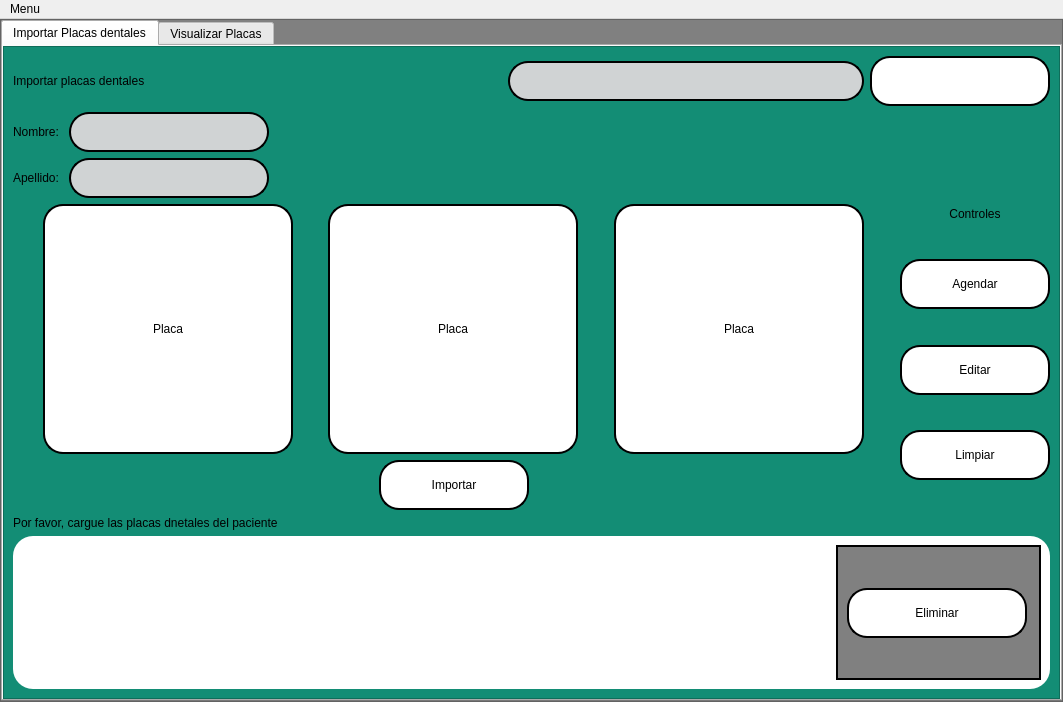
This is interfaces/placas(nueva).ui in Reinaldito04/App-Consultas-y-Historias-Medicas as Qt 5 draws it before an edit. The edited form follows.
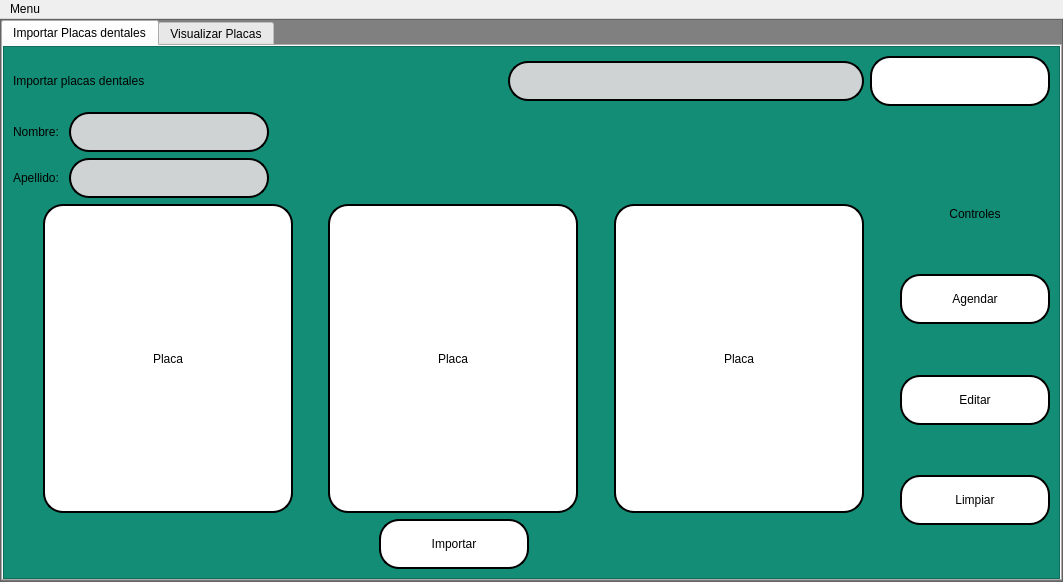
This is the edited form. The open tabs and pages were chosen to show the change. Icons and pictures are not drawn.

Commit message: AGG modal para las placas, donde se visualiza la imagen. Cambios: Ajusatr dimensiones del modal

Patch:
```diff
--- a/interfaces/placas(nueva).ui
+++ b/interfaces/placas(nueva).ui
@@ -7,7 +7,7 @@
     <x>0</x>
     <y>0</y>
     <width>1063</width>
-    <height>702</height>
+    <height>582</height>
    </rect>
   </property>
   <property name="windowTitle">
@@ -628,182 +628,6 @@
                 </item>
                </layout>
               </item>
-              <item>
-               <layout class="QHBoxLayout" name="horizontalLayout_24">
-                <item>
-                 <widget class="QLabel" name="label_9">
-                  <property name="text">
-                   <string>Por favor, cargue las placas dnetales del paciente</string>
-                  </property>
-                 </widget>
-                </item>
-               </layout>
-              </item>
-              <item>
-               <widget class="QFrame" name="frame_9">
-                <property name="styleSheet">
-                 <string notr="true">QFrame{
-background-color:white;
-border-radius:20px;
-}</string>
-                </property>
-                <property name="frameShape">
-                 <enum>QFrame::StyledPanel</enum>
-                </property>
-                <property name="frameShadow">
-                 <enum>QFrame::Raised</enum>
-                </property>
-                <layout class="QHBoxLayout" name="horizontalLayout_27">
-                 <item>
-                  <widget class="QTableWidget" name="tableWidget_3">
-                   <property name="minimumSize">
-                    <size>
-                     <width>800</width>
-                     <height>0</height>
-                    </size>
-                   </property>
-                   <property name="maximumSize">
-                    <size>
-                     <width>800</width>
-                     <height>16777215</height>
-                    </size>
-                   </property>
-                   <attribute name="horizontalHeaderVisible">
-                    <bool>false</bool>
-                   </attribute>
-                   <attribute name="horizontalHeaderCascadingSectionResizes">
-                    <bool>false</bool>
-                   </attribute>
-                   <attribute name="horizontalHeaderDefaultSectionSize">
-                    <number>111</number>
-                   </attribute>
-                   <column>
-                    <property name="text">
-                     <string>ID_Placa</string>
-                    </property>
-                   </column>
-                   <column>
-                    <property name="text">
-                     <string>Cedula_P</string>
-                    </property>
-                   </column>
-                   <column>
-                    <property name="text">
-                     <string>Nombre_P</string>
-                    </property>
-                   </column>
-                   <column>
-                    <property name="text">
-                     <string>Apellido_P</string>
-                    </property>
-                   </column>
-                   <column>
-                    <property name="text">
-                     <string>Placa 1</string>
-                    </property>
-                   </column>
-                   <column>
-                    <property name="text">
-                     <string>Placa 2</string>
-                    </property>
-                   </column>
-                   <column>
-                    <property name="text">
-                     <string>PLaca 3</string>
-                    </property>
-                   </column>
-                  </widget>
-                 </item>
-                 <item>
-                  <spacer name="horizontalSpacer_25">
-                   <property name="orientation">
-                    <enum>Qt::Horizontal</enum>
-                   </property>
-                   <property name="sizeHint" stdset="0">
-                    <size>
-                     <width>40</width>
-                     <height>20</height>
-                    </size>
-                   </property>
-                  </spacer>
-                 </item>
-                 <item>
-                  <widget class="QFrame" name="frame_10">
-                   <property name="minimumSize">
-                    <size>
-                     <width>205</width>
-                     <height>0</height>
-                    </size>
-                   </property>
-                   <property name="styleSheet">
-                    <string notr="true">QFrame{
-background-color:gray;
-border-radius: 0px;
-border: 2px solid rgb(0,0,0);
-}</string>
-                   </property>
-                   <property name="frameShape">
-                    <enum>QFrame::StyledPanel</enum>
-                   </property>
-                   <property name="frameShadow">
-                    <enum>QFrame::Raised</enum>
-                   </property>
-                   <layout class="QVBoxLayout" name="verticalLayout_28">
-                    <item>
-                     <layout class="QVBoxLayout" name="verticalLayout_29">
-                      <item>
-                       <spacer name="verticalSpacer_21">
-                        <property name="orientation">
-                         <enum>Qt::Vertical</enum>
-                        </property>
-                        <property name="sizeHint" stdset="0">
-                         <size>
-                          <width>173</width>
-                          <height>30</height>
-                         </size>
-                        </property>
-                       </spacer>
-                      </item>
-                      <item>
-                       <widget class="QPushButton" name="btn_delete">
-                        <property name="minimumSize">
-                         <size>
-                          <width>180</width>
-                          <height>50</height>
-                         </size>
-                        </property>
-                        <property name="maximumSize">
-                         <size>
-                          <width>180</width>
-                          <height>50</height>
-                         </size>
-                        </property>
-                        <property name="text">
-                         <string>Eliminar</string>
-                        </property>
-                       </widget>
-                      </item>
-                      <item>
-                       <spacer name="verticalSpacer_22">
-                        <property name="orientation">
-                         <enum>Qt::Vertical</enum>
-                        </property>
-                        <property name="sizeHint" stdset="0">
-                         <size>
-                          <width>173</width>
-                          <height>31</height>
-                         </size>
-                        </property>
-                       </spacer>
-                      </item>
-                     </layout>
-                    </item>
-                   </layout>
-                  </widget>
-                 </item>
-                </layout>
-               </widget>
-              </item>
              </layout>
             </widget>
            </item>
```
Left out of the diff: 2 changed lines with no effect on the pictures. The commit also changes 1 other file.
